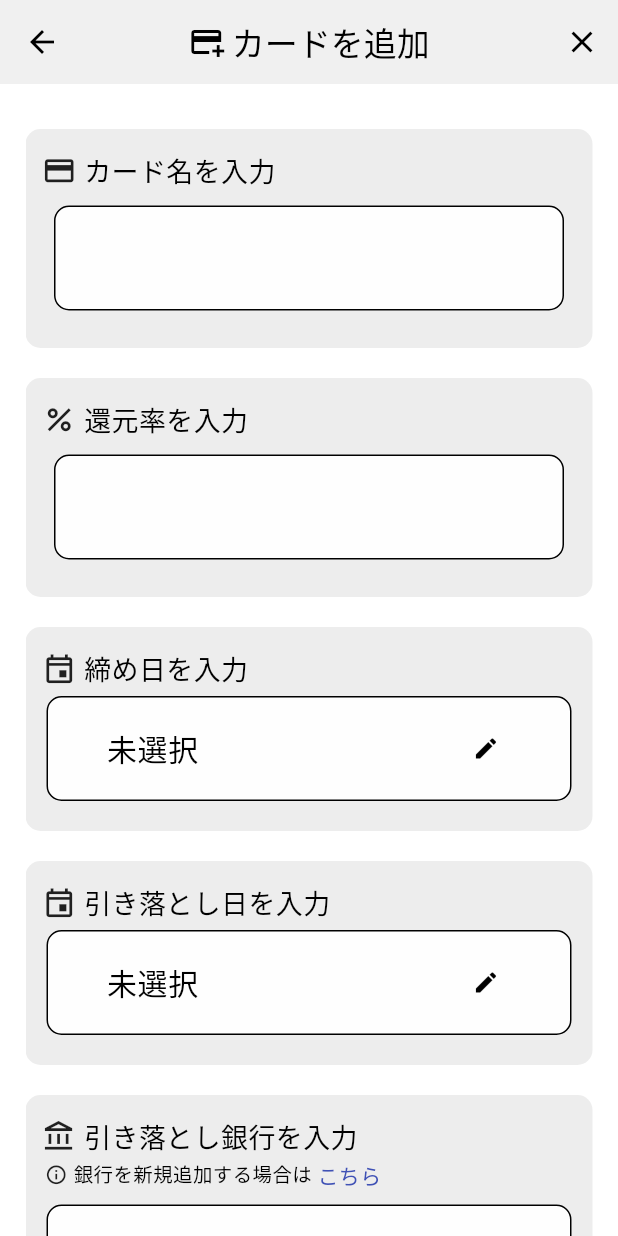
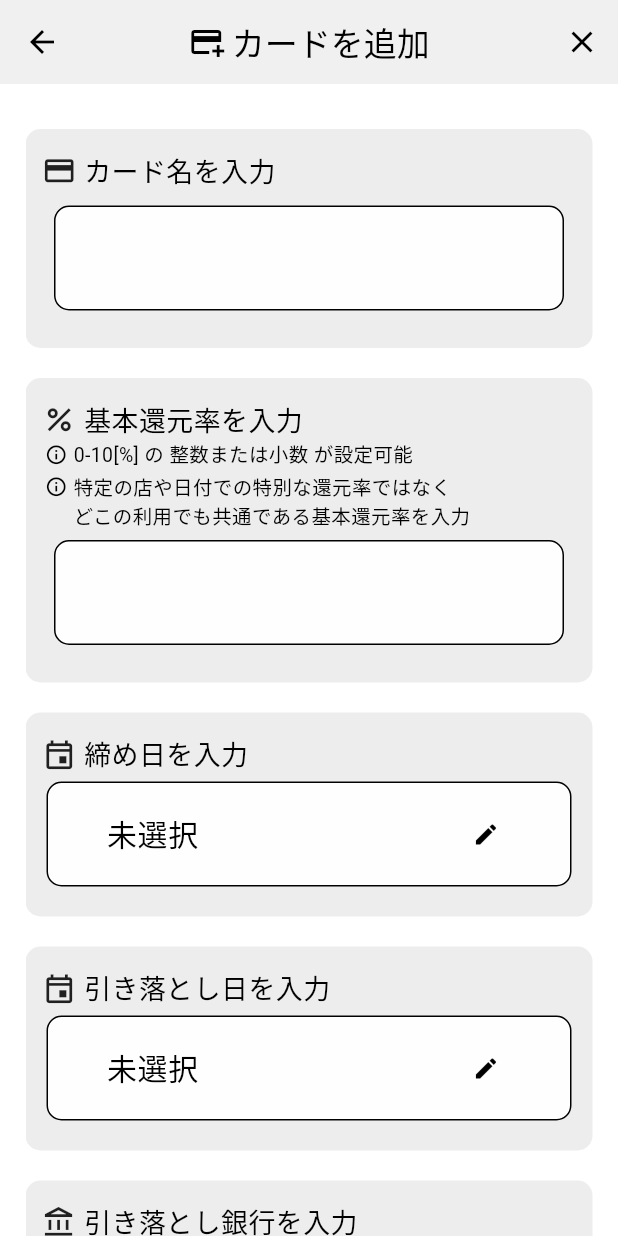
Before and after one commit to laughtaone/creeasy, a Flutter app: the AddCardPageDirectInputCard screen opened directly, on a phone screen of 412 x 824 dp. Run offline on Flutter 3.47's test engine with Material 3 defaults, Android fonts, the phone set to English and light mode, and no system bars; our stand-ins replace auto_size_text, flutter_datetime_picker_plus, font_awesome_flutter, settings_ui; Roboto replaces fonts that are missing (MPlus1p).

Commit message:
変更前：カードを追加画面(プリセットされたカード)

```diff
--- a/lib/add/add_common_component.dart
+++ b/lib/add/add_common_component.dart
@@ -1,7 +1,6 @@
 import 'package:flutter/material.dart';
 import 'package:flutter_datetime_picker_plus/flutter_datetime_picker_plus.dart';
 import 'package:flutter/services.dart';
-
 
 // 追加の各ページのサブタイトル
 Row addButtonPageTitleText(IconData receivedIcon, String originalText) {
@@ -24,7 +23,6 @@ Row addButtonPageTitleText(IconData receivedIcon, String originalText) {
     ],
   );
 }
-
 
 // 「②金額を入力」の入力フィールドで0を連続して入力できないようにするクラス
 // 整数だけを受け付ける入力フィールドで、最初に0を1つしか最初に入力できないようにするもの
@@ -78,7 +76,6 @@ SizedBox betweenAddPaymentSection() {
   return SizedBox(height: 20);
 }
 
-
 // ------------------------------- card_manage/add_card/add_card_direct-input-card.dartで使用 -------------------------------
 // 整数と小数を受け取るフォーマッター
 class DecimalTextInputFormatter extends TextInputFormatter {
@@ -95,6 +92,7 @@ class DecimalTextInputFormatter extends TextInputFormatter {
     return oldValue;
   }
 }
+
 // 前述したページの「還元率を入力」の入力フィールドで0を連続して入力できないようにするクラス
 // 整数と小数だけを受け付ける入力フィールドで、最初に0を1つしか最初に入力できないようにするもの
 class ZeroLimitFormatterForDouble extends TextInputFormatter {
@@ -132,4 +130,42 @@ class ZeroLimitFormatterForDouble extends TextInputFormatter {
     return newValue;
   }
 }
+
+// 各選択フィールドの上の小さい注意書きの文字スタイルを一括指定
+TextStyle miniInfoTextStyle = TextStyle(
+  color: Colors.black,
+  fontSize: 13,
+);
+// ↓ 下のこれで利用
+// 各選択フィールドの上の小さい注意書きの文字スタイルを一括指定
+// 「\i/　ああああ」のように一行だけなら isSingleLine=true(デフォルト値でtrueと設定済)
+// 複数行あるならmain→sub→last
+// ||top|bottom
+// |---|---|---|---|---|---|---|
+// |main|2|0|
+// |sub|0|0|
+// |last|0|2|
+Container miniInfo({String isSingleLine = 'true', String passText=''}) {
+  return Container(
+    padding: EdgeInsets.only(
+      top: (isSingleLine== 'main') ? 2 : 0,
+      bottom: (isSingleLine== 'last') ? 2 : 0,
+      left: 4,
+      right: 7
+    ),
+    child: Row(
+      mainAxisAlignment: MainAxisAlignment.start,
+      children: [
+        Icon(
+          Icons.info_outline,
+          size: 15,
+          color: (isSingleLine=='true' || isSingleLine=='main') ? Colors.black : Color(0xffededed),
+        ),
+        SizedBox(width: 4),
+        Flexible(child: Text(passText, style: miniInfoTextStyle)),
+      ],
+    ),
+  );
+}
+
 // --------------------------------------------------------------------------------------------------------------------------
--- a/lib/card_manage/add_card/add_card_direct-input-card.dart
+++ b/lib/card_manage/add_card/add_card_direct-input-card.dart
@@ -133,7 +133,7 @@ class _AddCardPageDirectInputCardState
                     ),
                     // =======================================================================================================
 
-                    // =============================================== ②還元率 ==============================================
+                    // =============================================== ②通常還元率 ==============================================
                     betweenAddPaymentSection(),
                     Container(
                       padding: EdgeInsets.only(
@@ -145,9 +145,15 @@ class _AddCardPageDirectInputCardState
                       child: Column(
                         crossAxisAlignment: CrossAxisAlignment.start,
                         children: [
-                          addButtonPageTitleText(Icons.percent_outlined, '還元率を入力'),
+                          addButtonPageTitleText(Icons.percent_outlined, '基本還元率を入力'),
+                          // --------------------------- 還元率に設定できる値の注意書き -----------------------------------
+                          // miniInfo(passText: '還元率には 0-10[%] の整数or小数が設定可能'),
+                          miniInfo(passText: '0-10[%] の 整数または小数 が設定可能'),
+                          miniInfo(passText: '特定の店や日付での特別な還元率ではなく', isSingleLine: 'main'),
+                          miniInfo(passText: 'どこの利用でも共通である基本還元率を入力' ,isSingleLine: 'last'),
+                          // ---------------------------------------------------------------------------------
                           Container(
-                            margin: EdgeInsets.all(10),
+                            margin: EdgeInsets.fromLTRB(10, 5, 10, 10),
                             height: 70,
                             child: TextField(
                               style: TextStyle(
```
